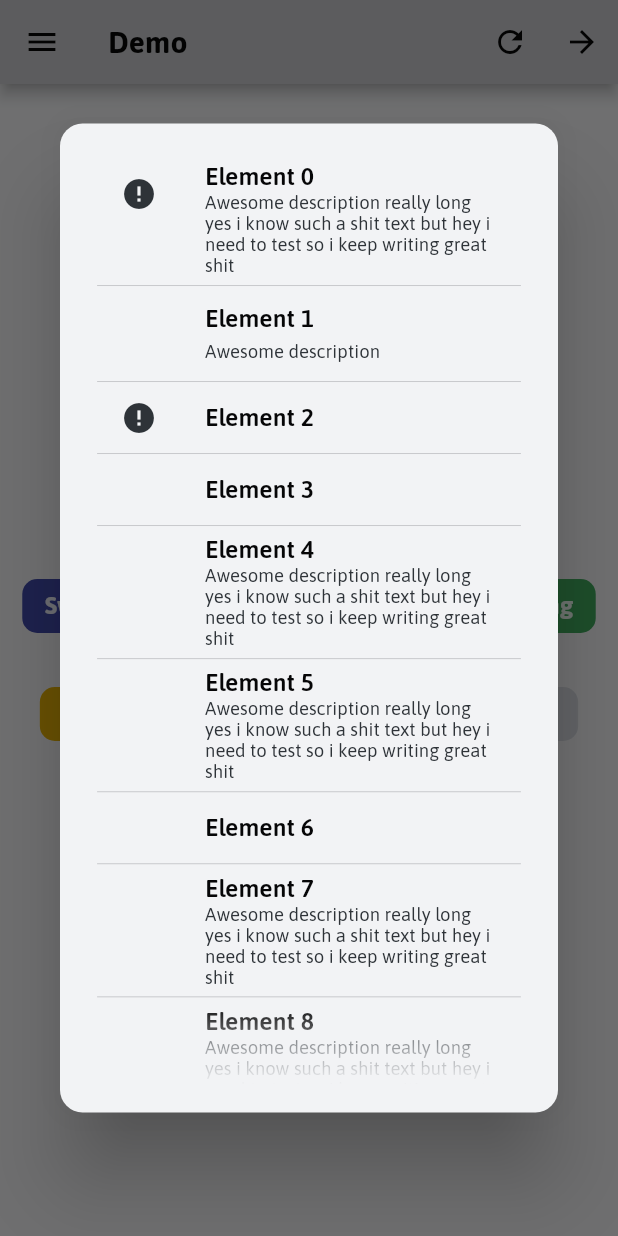
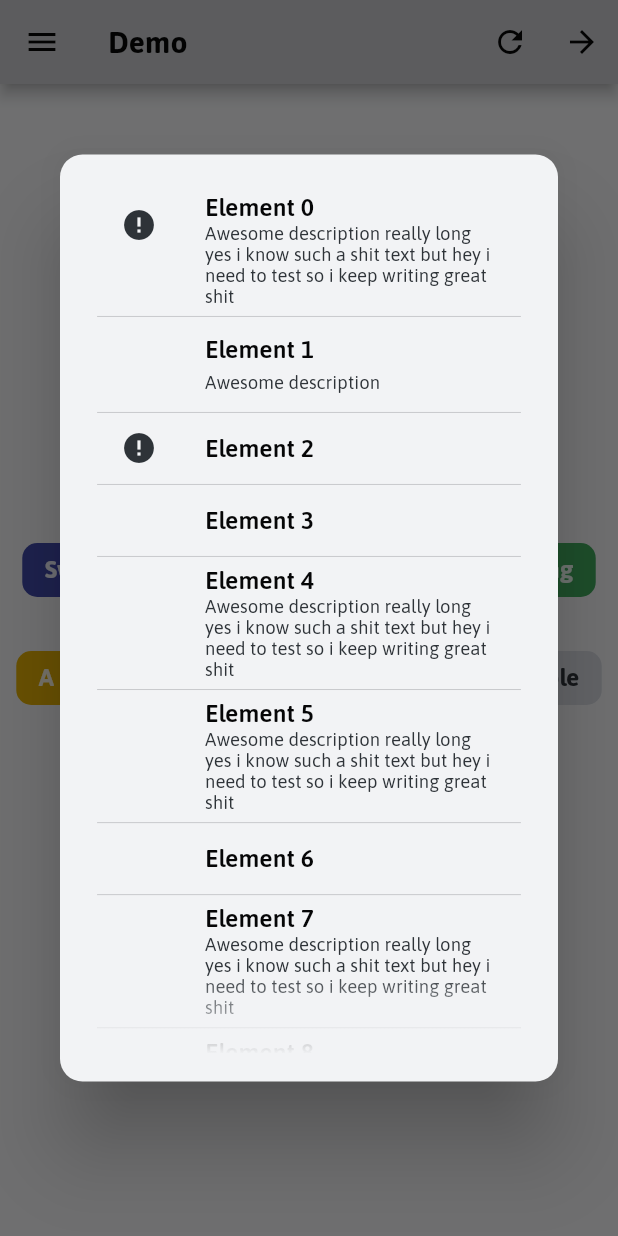
Before and after one commit to EduWireApps/ynotes-packages, a Flutter app: the screen it shows after launch, after a tap on "List", on a phone screen of 412 x 824 dp. Run offline on Flutter 3.47's test engine with Material 2 defaults, Android fonts, the phone set to English and light mode, and no system bars; our stand-ins replace flutter_phoenix, sizer.

Commit message:
add YCheckbox and YListMultipleDialog; release 0.2.6

```diff
--- a/example/lib/main.dart
+++ b/example/lib/main.dart
@@ -172,10 +172,32 @@ class _MyHomePageState extends State<MyHomePage> {
               ),
               YButton(onPressed: () {}, text: "Neutral", type: YColor.neutral),
               YButton(
-                onPressed: () {},
-                text: "Reverse",
+                onPressed: () async {
+                  final List<YListMultipleDialogElement>? res = await YDialogs.getListSelected(
+                      context,
+                      YListMultipleDialog(min: 1, max: 2, type: YColor.success, elements: [
+                        YListMultipleDialogElement(
+                            id: 0, title: "TEST 1", description: "awesome description", value: false),
+                        YListMultipleDialogElement(
+                            id: 1, title: "TEST 2", description: "awesome description", value: true),
+                      ]));
+                  print(res);
+                  if (res != null) {
+                    res.forEach((element) {
+                      print(element.id);
+                    });
+                  }
+                },
+                text: "List multiple",
                 type: YColor.neutral,
                 variant: YButtonVariant.reverse,
+              ),
+              YCheckbox(value: false, onChanged: (bool? b) {}),
+              YCheckbox(value: true, onChanged: (bool? b) {}),
+              YCheckbox(
+                value: true,
+                onChanged: (bool? b) {},
+                type: YColor.warning,
               ),
             ],
           ),
--- a/lib/src/components/base.dart
+++ b/lib/src/components/base.dart
@@ -59,7 +59,7 @@ class _YDialogBaseState extends State<YDialogBase> {
       contentPadding: EdgeInsets.zero,
       shape: RoundedRectangleBorder(borderRadius: BorderRadius.all(Radius.circular(15))),
       content: ConstrainedBox(
-        constraints: BoxConstraints(maxHeight: 80.h, maxWidth: 90.w),
+        constraints: BoxConstraints(maxHeight: 75.h, maxWidth: 90.w),
         child: Container(
           width: double.maxFinite,
           padding: EdgeInsets.symmetric(horizontal: 18.sp, vertical: 14.sp),
@@ -128,3 +128,54 @@ class _YDialogHeaderState extends State<YDialogHeader> {
     );
   }
 }
+
+class YListDialogTile extends StatefulWidget {
+  final VoidCallback onTap;
+  final String title;
+  final String? description;
+  final Widget? leading;
+
+  const YListDialogTile({Key? key, required this.onTap, required this.title, this.description, this.leading})
+      : super(key: key);
+
+  @override
+  _YListDialogTileState createState() => _YListDialogTileState();
+}
+
+class _YListDialogTileState extends State<YListDialogTile> {
+  @override
+  Widget build(BuildContext context) {
+    return InkWell(
+        splashColor: currentTheme.colors.neutral.shade300,
+        onTap: widget.onTap,
+        child: ListTile(
+          minVerticalPadding: 5.sp,
+          dense: true,
+          title: Text(widget.title,
+              style:
+                  TextStyle(color: currentTheme.colors.neutral.shade500, fontWeight: FontWeight.w600, fontSize: 12.sp)),
+          subtitle: widget.description == null
+              ? null
+              : Text(widget.description!,
+                  style: TextStyle(color: currentTheme.colors.neutral.shade400, fontSize: 9.sp)),
+          leading: widget.leading,
+        ));
+  }
+}
+
+class YListDialogTileDivider extends StatefulWidget {
+  const YListDialogTileDivider({Key? key}) : super(key: key);
+
+  @override
+  _YListDialogTileDividerState createState() => _YListDialogTileDividerState();
+}
+
+class _YListDialogTileDividerState extends State<YListDialogTileDivider> {
+  @override
+  Widget build(BuildContext context) {
+    return Divider(
+      height: 0.0,
+      color: currentTheme.colors.neutral.shade100,
+    );
+  }
+}
--- a/lib/src/components/utils.dart
+++ b/lib/src/components/utils.dart
@@ -1,8 +1,9 @@
 import 'package:flutter/material.dart';
 import 'package:sizer/sizer.dart';
-import 'package:ynotes_components/ynotes_components.dart';
 import 'y_choice_dialog.dart';
 import 'y_confirmation_dialog.dart';
+import 'y_list_dialog.dart';
+import 'y_list_multiple_dialog.dart';
 
 // ignore: non_constant_identifier_names
 Widget YVerticalSpacer(double h) => SizedBox(
@@ -28,4 +29,9 @@ class YDialogs {
   static Future<YListDialogElement?> getListChoice(BuildContext context, YListDialog dialog) async {
     return await showDialog(barrierDismissible: true, context: context, builder: (_) => dialog);
   }
+
+  static Future<List<YListMultipleDialogElement>?> getListSelected(
+      BuildContext context, YListMultipleDialog dialog) async {
+    return await showDialog(barrierDismissible: false, context: context, builder: (_) => dialog);
+  }
 }
--- /dev/null
+++ b/lib/src/components/y_checkbox.dart
@@ -0,0 +1,37 @@
+import 'package:flutter/material.dart';
+import '../theme/colors.dart';
+import '../theme/button_styles.dart';
+import '../theme/theme.dart';
+
+class YCheckbox extends StatefulWidget {
+  final bool value;
+  final void Function(bool?) onChanged;
+  final YColor type;
+
+  const YCheckbox({Key? key, required this.value, required this.onChanged, this.type = YColor.primary})
+      : super(key: key);
+
+  @override
+  _YCheckboxState createState() => _YCheckboxState();
+}
+
+class _YCheckboxState extends State<YCheckbox> {
+  YTButtonStyleColors get style => currentTheme.buttonStyles.get(widget.type).plain;
+
+  @override
+  Widget build(BuildContext context) {
+    return Theme(
+      data: ThemeData(unselectedWidgetColor: currentTheme.colors.neutral.shade100),
+      child: Transform.scale(
+        scale: 1.2,
+        child: Checkbox(
+          activeColor: style.background,
+          checkColor: style.text,
+          value: widget.value,
+          onChanged: widget.onChanged,
+          shape: RoundedRectangleBorder(borderRadius: BorderRadius.circular(5)),
+        ),
+      ),
+    );
+  }
+}
--- a/lib/src/components/y_list_dialog.dart
+++ b/lib/src/components/y_list_dialog.dart
@@ -1,5 +1,4 @@
 import 'package:flutter/material.dart';
-import 'package:sizer/sizer.dart';
 
 import '../components/base.dart';
 import '../theme/theme.dart';
@@ -26,10 +25,7 @@ class _YListDialogState extends State<YListDialog> {
             shrinkWrap: true,
             physics: ClampingScrollPhysics(),
             itemCount: widget.elements.length,
-            separatorBuilder: (context, index) => Divider(
-                  height: 0.0,
-                  color: currentTheme.colors.neutral.shade100,
-                ),
+            separatorBuilder: (context, index) => YListDialogTileDivider(),
             itemBuilder: (context, index) {
               bool _hasIcon() {
                 for (final YListDialogElement el in widget.elements) {
@@ -42,21 +38,12 @@ class _YListDialogState extends State<YListDialog> {
               final bool elementHasIcon = _hasIcon();
               final Icon icon = Icon(e.icon, color: currentTheme.colors.neutral.shade400);
 
-              return InkWell(
-                  splashColor: currentTheme.colors.neutral.shade300,
-                  onTap: () => Navigator.pop(context, e),
-                  child: ListTile(
-                    minVerticalPadding: 5.sp,
-                    dense: true,
-                    title: Text(e.title,
-                        style: TextStyle(
-                            color: currentTheme.colors.neutral.shade500, fontWeight: FontWeight.w600, fontSize: 12.sp)),
-                    subtitle: e.description == null
-                        ? null
-                        : Text(e.description!,
-                            style: TextStyle(color: currentTheme.colors.neutral.shade400, fontSize: 9.sp)),
-                    leading: elementHasIcon ? icon : (e.icon != null ? icon : null),
-                  ));
+              return YListDialogTile(
+                onTap: () => Navigator.pop(context, e),
+                title: e.title,
+                description: e.description,
+                leading: elementHasIcon ? icon : (e.icon != null ? icon : null),
+              );
             })
       ],
     );
--- a/lib/ynotes_components.dart
+++ b/lib/ynotes_components.dart
@@ -8,3 +8,5 @@ export 'package:ynotes_components/src/components/y_button.dart';
 export 'package:ynotes_components/src/components/y_choice_dialog.dart';
 export 'package:ynotes_components/src/components/y_confirmation_dialog.dart';
 export 'package:ynotes_components/src/components/y_list_dialog.dart';
+export 'package:ynotes_components/src/components/y_list_multiple_dialog.dart';
+export 'package:ynotes_components/src/components/y_checkbox.dart';
--- a/pubspec.yaml
+++ b/pubspec.yaml
@@ -1,7 +1,7 @@
 name: ynotes_components
 description: yNotes' components library.
 publish_to: 'none'
-version: 0.2.5
+version: 0.2.6
 homepage: https://github.com/EduWireApps/ynotes-components
 
 environment:
```
Also changed, not shown: lib/src/components/y_list_multiple_dialog.dart (added, +161 -0 lines), 1 other file.
